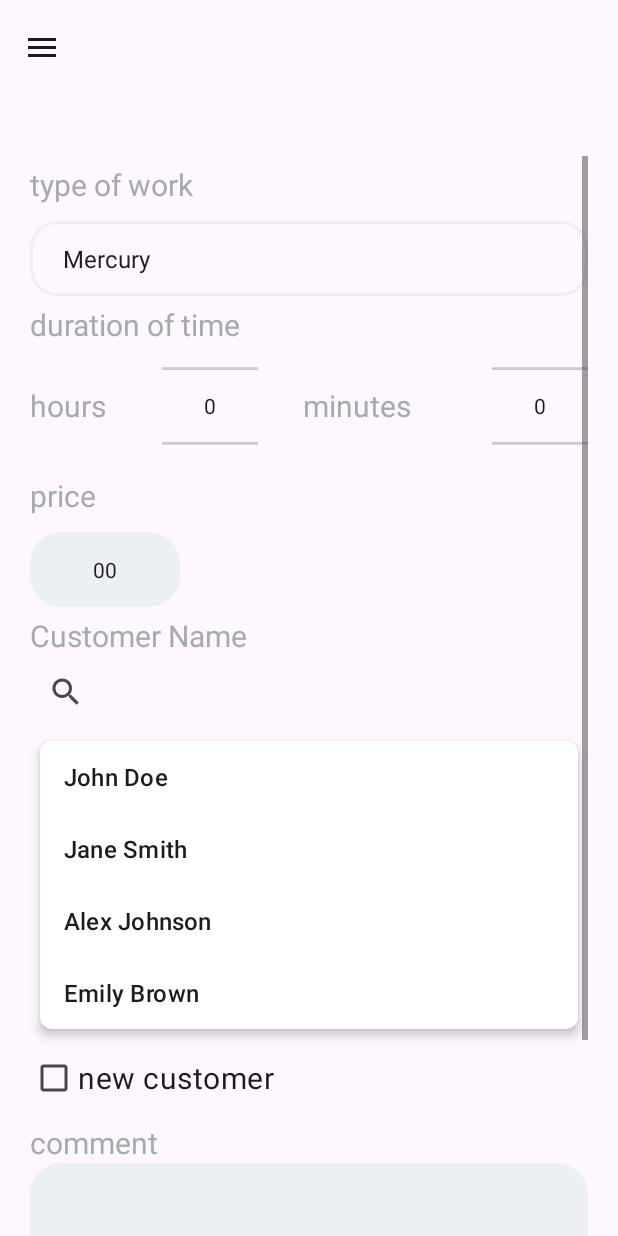
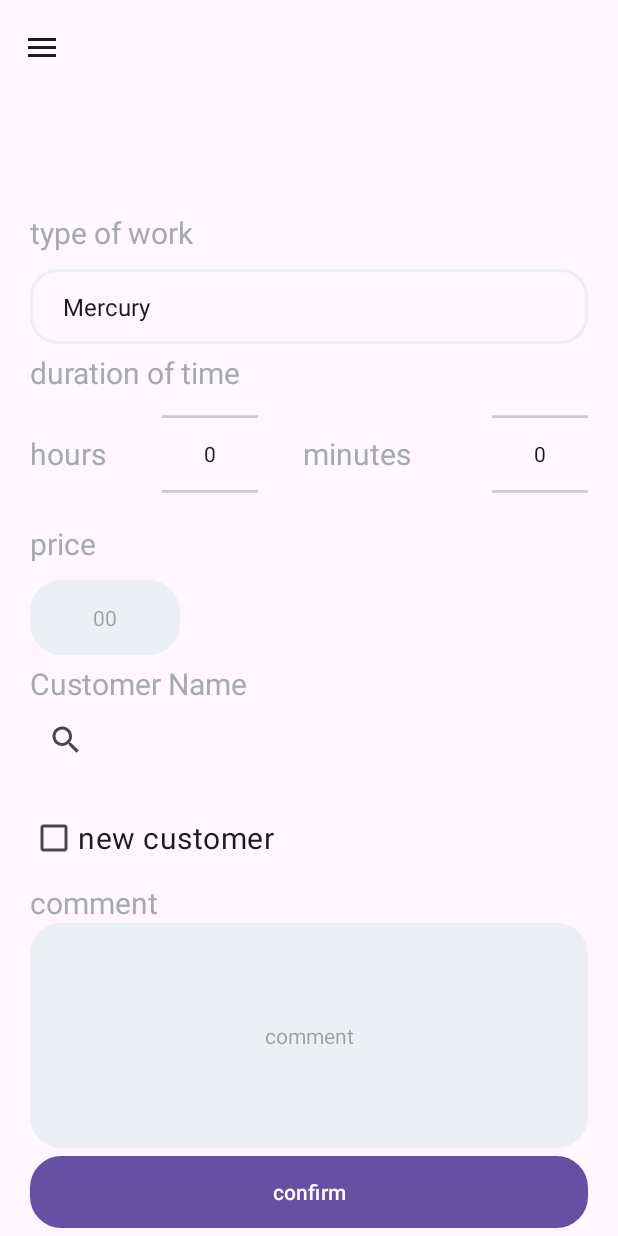
Before and after one commit to Or-Moshe/FinalAndroidProject, an Android app: the fragment WorksFormFragment placed in its activity, in the side drawer, after a tap on "create new work", on a phone screen of 412 x 824 dp. Run offline under Robolectric (Android 15) with nearby library versions, the phone set to English and light mode, and no system bars; our stand-ins replace Firebase (no records; nobody signed in at launch, a user with empty details on screens opened directly); Roboto replaces fonts that are not available here.

Commit message:
search customers => customer map

```diff
--- a/app/src/main/java/com/example/finalproject/Adapters/CustomerAdapter.java
+++ b/app/src/main/java/com/example/finalproject/Adapters/CustomerAdapter.java
@@ -12,20 +12,28 @@ import androidx.annotation.NonNull;
 import androidx.appcompat.widget.SearchView;
 import androidx.recyclerview.widget.RecyclerView;
 
+import com.example.finalproject.Models.Customer;
+
 import java.util.ArrayList;
+import java.util.Map;
 
 public class CustomerAdapter extends RecyclerView.Adapter<CustomerAdapter.CustomerViewHolder> implements Filterable {
 
-    private ArrayList<String> customerList;
-    private ArrayList<String> filteredList;
+    private Map<String, Customer> customerMap;
+    private ArrayList<Customer> filteredList;
     private SearchView searchView;
     private RecyclerView customerRecyclerView;
+    private Customer selectedCustomer;
 
-    public CustomerAdapter(SearchView searchView, RecyclerView customerRecyclerView, ArrayList<String> customerList) {
-        this.customerList = customerList;
-        this.filteredList = new ArrayList<>(customerList);
+    public CustomerAdapter(SearchView searchView, RecyclerView customerRecyclerView, Map<String, Customer> customerMap) {
+        this.customerMap = customerMap;
+        this.filteredList = new ArrayList<>(customerMap.values());
         this.searchView = searchView;
         this.customerRecyclerView = customerRecyclerView;
+    }
+
+    public Customer getSelectedCustomer(){
+        return selectedCustomer;
     }
 
     @NonNull
@@ -37,10 +45,9 @@ public class CustomerAdapter extends RecyclerView.Adapter<CustomerAdapter.Custom
 
     @Override
     public void onBindViewHolder(@NonNull CustomerViewHolder holder, int position) {
-        String customerName = filteredList.get(position);
-        holder.bind(customerName);
+        Customer customer = filteredList.get(position);
+        holder.bind(customer);
     }
-
 
     @Override
     public int getItemCount() {
@@ -53,10 +60,10 @@ public class CustomerAdapter extends RecyclerView.Adapter<CustomerAdapter.Custom
             @Override
             protected FilterResults performFiltering(CharSequence constraint) {
                 String query = constraint.toString().toLowerCase();
-                ArrayList<String> filteredResults = new ArrayList<>();
+                ArrayList<Customer> filteredResults = new ArrayList<>();
 
-                for (String customer : customerList) {
-                    if (customer.toLowerCase().startsWith(query)) {
+                for (Customer customer : customerMap.values()) {
+                    if (customer.getName().toLowerCase().startsWith(query)) {
                         filteredResults.add(customer);
                     }
                 }
@@ -68,7 +75,7 @@ public class CustomerAdapter extends RecyclerView.Adapter<CustomerAdapter.Custom
 
             @Override
             protected void publishResults(CharSequence constraint, FilterResults results) {
-                filteredList = (ArrayList<String>) results.values;
+                filteredList = (ArrayList<Customer>) results.values;
                 notifyDataSetChanged();
             }
         };
@@ -88,8 +95,8 @@ public class CustomerAdapter extends RecyclerView.Adapter<CustomerAdapter.Custom
             this.customerRecyclerView = customerRecyclerView;
         }
 
-        public void bind(String customerName) {
-            customerNameTextView.setText(customerName);
+        public void bind(Customer customer) {
+            customerNameTextView.setText(customer.getName());
         }
 
         @Override
@@ -97,9 +104,9 @@ public class CustomerAdapter extends RecyclerView.Adapter<CustomerAdapter.Custom
             // Handle item click here
             int position = getAdapterPosition();
             if (position != RecyclerView.NO_POSITION) {
-                String selectedCustomer = filteredList.get(position);
+                selectedCustomer = filteredList.get(position);
                 // Perform any action on the selected customer
-                searchView.setQuery(selectedCustomer, true);
+                searchView.setQuery(selectedCustomer.getName(), true);
                 customerRecyclerView.setVisibility(View.GONE);
             }
         }
--- a/app/src/main/java/com/example/finalproject/Adapters/WorkItemAdapter.java
+++ b/app/src/main/java/com/example/finalproject/Adapters/WorkItemAdapter.java
@@ -44,7 +44,7 @@ public class WorkItemAdapter extends RecyclerView.Adapter<WorkItemAdapter.WorkVi
             holder.phone.setText(customer.getPhone());
         }
         holder.address.setText(workItem.getAddress() + "");
-        holder.duration_estimated.setText(workItem.getDuration_estimated() + "");
+        //holder.duration_estimated.setText(workItem.getDuration_estimated() + "");
     }
 
     public void updateWorkItemsMap(/*ArrayList<WorkItem> workItems*/ Map<Integer, WorkItem> workItemsMap) {
--- a/app/src/main/java/com/example/finalproject/DataManager.java
+++ b/app/src/main/java/com/example/finalproject/DataManager.java
@@ -25,6 +25,7 @@ public class DataManager {
     private FirebaseFirestore db;
 
     private List<Customer> customerList;
+    private Map<String, Customer> customerMap;
     private Map<Integer, WorkItem> workItemsMap;
     public static DataManager getInstance() {
         if(INSTANCE == null){
@@ -36,10 +37,20 @@ public class DataManager {
     private DataManager(){
         this.db = FirebaseFirestore.getInstance();
         this.workItemsMap = new HashMap<>();
+        this.customerMap = new HashMap<>();
         this.customerList = new ArrayList<>();
         getDataFromFirebase();
     }
 
+    public Map<String, Customer> getCustomerMap(){
+        if(!workItemsMap.isEmpty()){
+            for (WorkItem wo : workItemsMap.values()) {
+                Customer customer = wo.getCustomer();
+                customerMap.put(customer.getPhone(), wo.getCustomer());
+            }
+        }
+        return customerMap;
+    }
     public List<Customer> getCustomerList(){
         if(!workItemsMap.isEmpty()){
             for (WorkItem wo : workItemsMap.values()) {
--- a/app/src/main/java/com/example/finalproject/Fragments/NewWorkFormFragment.java
+++ b/app/src/main/java/com/example/finalproject/Fragments/NewWorkFormFragment.java
@@ -7,6 +7,7 @@ import androidx.lifecycle.ViewModelProvider;
 
 import android.content.Context;
 import android.content.res.Resources;
+import android.location.Address;
 import android.os.Bundle;
 
 import androidx.annotation.NonNull;
@@ -29,6 +30,7 @@ import android.widget.FrameLayout;
 import android.widget.LinearLayout;
 import android.widget.ListAdapter;
 import android.widget.ListView;
+import android.widget.NumberPicker;
 import android.widget.Spinner;
 
 import com.example.finalproject.Adapters.CustomerAdapter;
@@ -45,11 +47,13 @@ import com.google.android.gms.tasks.OnSuccessListener;
 import com.google.android.material.button.MaterialButton;
 import com.google.android.material.checkbox.MaterialCheckBox;
 import com.google.android.material.search.SearchBar;
+import com.google.android.material.textfield.TextInputEditText;
 import com.google.firebase.firestore.CollectionReference;
 import com.google.firebase.firestore.DocumentReference;
 import com.google.firebase.firestore.FirebaseFirestore;
 
 import java.util.ArrayList;
+import java.util.Date;
 import java.util.List;
 import java.util.Map;
 
@@ -60,15 +64,20 @@ public class NewWorkFormFragment extends Fragment {
     private Helper helper;
 
     private MaterialCheckBox newCusCheckbox;
-    private LinearLayout llNewCustomer;
+    private LinearLayout llNewCustomer, llSearchCustomer;
     private Spinner workTypeDropdown, phoneDropdown;
     private MaterialButton submitBtn;
 
     private SearchView searchView;
     private CustomerAdapter customerAdapter;
-    private ArrayList<String> customerList;
+    private RecyclerView customerRecyclerView;
 
-    private RecyclerView customerRecyclerView;
+    // form values
+    private TextInputEditText newCustomerNameEditText, streetEditText,
+            input_street_number, priceEditText, commentEditText, phoneEditText;
+    private String typeOfWork, phonePrefix;
+    private NumberPicker hoursOfWorkPicker, minutesOfWorkPicker;
+    private Boolean isNewCustomer = false;
 
     public NewWorkFormFragment(){
         helper = new Helper();
@@ -87,22 +96,15 @@ public class NewWorkFormFragment extends Fragment {
 
         helper.setDropDown(getResources(), R.array.work_types_array, getContext(), workTypeDropdown, android.R.layout.simple_spinner_dropdown_item);
         helper.setDropDown(getResources(), R.array.work_types_array, getContext(), phoneDropdown, android.R.layout.simple_spinner_dropdown_item);
-        Map<Integer, WorkItem> workItemsMap = DataManager.getInstance().getWorkItemsMap();
 
-        List<Customer> custList = DataManager.getInstance().getCustomerList();
-        // Initialize the customer list with dummy data
-        customerList = new ArrayList<>();
-        customerList.add("John Doe");
-        customerList.add("Jane Smith");
-        customerList.add("Alex Johnson");
-        customerList.add("Emily Brown");
-        // Add more customer names as needed
+        Map<String, Customer> customerMap = DataManager.getInstance().getCustomerMap();
 
         // Create the adapter for the customer list
-        customerAdapter = new CustomerAdapter(searchView, customerRecyclerView, customerList);
+        customerAdapter = new CustomerAdapter(searchView, customerRecyclerView, customerMap);
         customerRecyclerView.setLayoutManager(new LinearLayoutManager(getContext()));
         customerRecyclerView.setAdapter(customerAdapter);
 
+        Customer customer = customerAdapter.getSelectedCustomer();
         // Set a listener for the search view
         searchView.setOnQueryTextListener(new SearchView.OnQueryTextListener() {
             @Override
@@ -120,14 +122,6 @@ public class NewWorkFormFragment extends Fragment {
             }
         });
 
-//        customerListView.setOnItemClickListener(new AdapterView.OnItemClickListener() {
-//            @Override
-//            public void onItemClick(AdapterView<?> parent, View view, int position, long id) {
-//                String selectedCustomer = customerList.get(position);
-//                searchView.setQuery(selectedCustomer, true);
-//            }
-//        });
-
         setSpinnersListeners();
         setCheckboxesListeners();
         setBtnsListeners();
@@ -137,11 +131,30 @@ public class NewWorkFormFragment extends Fragment {
 
     private void setBtnsListeners() {
         FirebaseFirestore db = FirebaseFirestore.getInstance();
-        WorkItem workItem = new WorkItem(3);
         submitBtn.setOnClickListener(new View.OnClickListener() {
             @Override
             public void onClick(View v) {
-                // Assume we have a reference to the parent document
+                //typeOfWork
+                int hoursOfWorkVal = hoursOfWorkPicker.getValue();
+                int minutesOfWorkVal = minutesOfWorkPicker.getValue();
+                double timeOfWork = hoursOfWorkVal * 10.0 + minutesOfWorkVal;
+                String priceVal = priceEditText.getText().toString();
+                Customer customer;
+                Address address;
+                if(isNewCustomer){
+                    String phone = phonePrefix + phoneEditText.getText().toString();
+                    String street = streetEditText.getText().toString();
+                    String streetNumber = input_street_number.getText().toString();
+                    customer = new Customer(newCustomerNameEditText.getText().toString(), phone, 0);
+                }
+                else{
+                    customer = customerAdapter.getSelectedCustomer();
+                }
+
+                String comment = commentEditText.getText().toString();
+
+                WorkItem workItem = new WorkItem(0, null, typeOfWork, timeOfWork, 0, customer, null, comment);
+                    // Assume we have a reference to the parent document
                 DocumentReference parentDocumentRef = db.collection(Constants.DBKeys.USERS).document("gYkdDsk6c7Wk8ADQ3gZYs4Ovujx2");
 
                 // Create a reference to the collection
@@ -190,8 +203,7 @@ public class NewWorkFormFragment extends Fragment {
         workTypeDropdown.setOnItemSelectedListener(new AdapterView.OnItemSelectedListener() {
             @Override
             public void onItemSelected(AdapterView<?> parent, View view, int position, long id) {
-                String selectedItem = (String) parent.getItemAtPosition(position);
-                // Handle the selected item
+                typeOfWork = (String) parent.getItemAtPosition(position);
             }
 
             @Override
@@ -203,7 +215,7 @@ public class NewWorkFormFragment extends Fragment {
         phoneDropdown.setOnItemSelectedListener(new AdapterView.OnItemSelectedListener() {
             @Override
             public void onItemSelected(AdapterView<?> parent, View view, int position, long id) {
-                String selectedItem = (String) parent.getItemAtPosition(position);
+                phonePrefix = (String) parent.getItemAtPosition(position);
                 // Handle the selected item
             }
 
@@ -220,9 +232,13 @@ public class NewWorkFormFragment extends Fragment {
             public void onCheckedStateChangedListener(@NonNull MaterialCheckBox checkBox, int state) {
                 if(state == 1){
                     llNewCustomer.setVisibility(View.VISIBLE);
+                    llSearchCustomer.setVisibility(View.GONE);
+                    isNewCustomer = true;
                 }
                 else{
                     llNewCustomer.setVisibility(View.GONE);
+                    llSearchCustomer.setVisibility(View.GONE);
+                    isNewCustomer = false;
                 }
             }
         });
@@ -260,13 +276,22 @@ public class NewWorkFormFragment extends Fragment {
         //workTypeDropdownFrameLayout = view.findViewById(R.id.work_type_dropdown_frame_layout);
         /*search = (SearchView) view.findViewById(R.id.search);
         listView = (ListView) view.findViewById(R.id.list_view);*/
+        hoursOfWorkPicker = view.findViewById(R.id.hours_picker);
+        minutesOfWorkPicker = view.findViewById(R.id.minutes_picker);
+        priceEditText = view.findViewById(R.id.input_price);
         newCusCheckbox = view.findViewById(R.id.new_customer_checkbox);
+        newCustomerNameEditText = view.findViewById(R.id.input_customer_name);
+        streetEditText = view.findViewById(R.id.input_street);
+        input_street_number = view.findViewById(R.id.input_street);
         llNewCustomer = view.findViewById(R.id.ll_new_customer);
         workTypeDropdown = view.findViewById(R.id.work_type_dropdown);
         phoneDropdown = view.findViewById(R.id.phone_dropdown);
+        phoneEditText = view.findViewById(R.id.input_phone);
         submitBtn = view.findViewById(R.id.submit);
+        llSearchCustomer = view.findViewById(R.id.ll_search_customer);
         customerRecyclerView = view.findViewById(R.id.customerRecyclerView);
         searchView = view.findViewById(R.id.searchView);
+        commentEditText = view.findViewById(R.id.input_comment);
     }
 
 }
--- a/app/src/main/java/com/example/finalproject/Utility/RegexUtils.java
+++ b/app/src/main/java/com/example/finalproject/Utility/RegexUtils.java
@@ -10,4 +10,9 @@ public class RegexUtils {
     public static boolean isValidEmail(CharSequence email) {
         return pattern.matcher(email).matches();
     }
+
+    public static boolean isValidPrice(CharSequence price) {
+        String priceString = price.toString();
+        return priceString.matches("^\\d+(\\.\\d{1,2})?$");
+    }
 }
--- a/app/src/main/res/layout/fragment_new_work_form.xml
+++ b/app/src/main/res/layout/fragment_new_work_form.xml
@@ -137,17 +137,18 @@
                     android:theme="@style/text_view" />
 
                 <com.google.android.material.textfield.TextInputEditText
+                    android:id="@+id/input_price"
                     style="@style/input_int"
                     android:layout_width="100dp"
                     android:layout_height="match_parent"
                     android:inputType="numberDecimal"
                     android:digits="0123456789.,"
                     android:background="@drawable/edit_text_bg"
-                    android:text="00" />
+                    android:hint="00" />
             </LinearLayout>
 
             <LinearLayout
-                android:id="@+id/ll_customer_name"
+                android:id="@+id/ll_search_customer"
                 android:layout_width="match_parent"
                 android:layout_height="match_parent"
                 android:layout_below="@id/ll_price"
@@ -209,9 +210,24 @@
                 android:id="@+id/ll_new_customer"
                 android:layout_width="match_parent"
                 android:layout_height="wrap_content"
-                android:layout_below="@id/ll_customer_name"
+                android:layout_below="@id/ll_search_customer"
                 android:orientation="vertical"
                 android:visibility="gone">
+
+                <LinearLayout
+                    android:layout_width="match_parent"
+                    android:layout_height="wrap_content">
+
+                    <com.google.android.material.textfield.TextInputEditText
+                        android:id="@+id/input_customer_name"
+                        style="@style/input_int"
+                        android:layout_width="0dp"
+                        android:layout_height="50dp"
+                        android:layout_weight="0.7"
+                        android:inputType="text"
+                        android:background="@drawable/edit_text_bg"
+                        android:hint="@string/customer_name"/>
+                </LinearLayout>
 
                 <LinearLayout
                     android:theme="@style/ll_horizontal"
@@ -228,6 +244,7 @@
                         android:layout_weight="0.2" />
 
                     <com.google.android.material.textfield.TextInputEditText
+                        android:id="@+id/input_phone"
                         style="@style/input_int"
                         android:layout_width="0dp"
                         android:layout_height="match_parent"
@@ -254,9 +271,11 @@
                         android:theme="@style/ll_horizontal"
                         android:layout_width="match_parent"
                         android:layout_height="match_parent"
-                        android:orientation="horizontal">
+                        android:orientation="horizontal"
+                        android:visibility="gone">
 
                         <com.google.android.material.textfield.TextInputEditText
+                            android:id="@+id/input_street"
                             style="@style/input_int"
                             android:layout_width="0dp"
                             android:layout_height="50dp"
@@ -267,13 +286,14 @@
                             />
 
                         <com.google.android.material.textfield.TextInputEditText
+                            android:id="@+id/input_street_number"
                             style="@style/input_int"
                             android:layout_width="0dp"
                             android:layout_height="match_parent"
                             android:layout_weight="0.3"
-                            android:inputType="number"
                             android:background="@drawable/edit_text_bg"
-                            android:hint="@string/number" />
+                            android:hint="@string/number"
+                            android:inputType="number" />
 
                     </LinearLayout>
 
@@ -309,6 +329,7 @@
                     android:theme="@style/text_view" />
 
                 <com.google.android.material.textfield.TextInputEditText
+                    android:id="@+id/input_comment"
                     style="@style/input_int"
                     android:layout_width="match_parent"
                     android:layout_height="150dp"
```
Also changed, not shown: app/src/main/AndroidManifest.xml (+9 -9 lines), app/src/main/java/com/example/finalproject/Models/WorkItem.java (+34 -22 lines).
